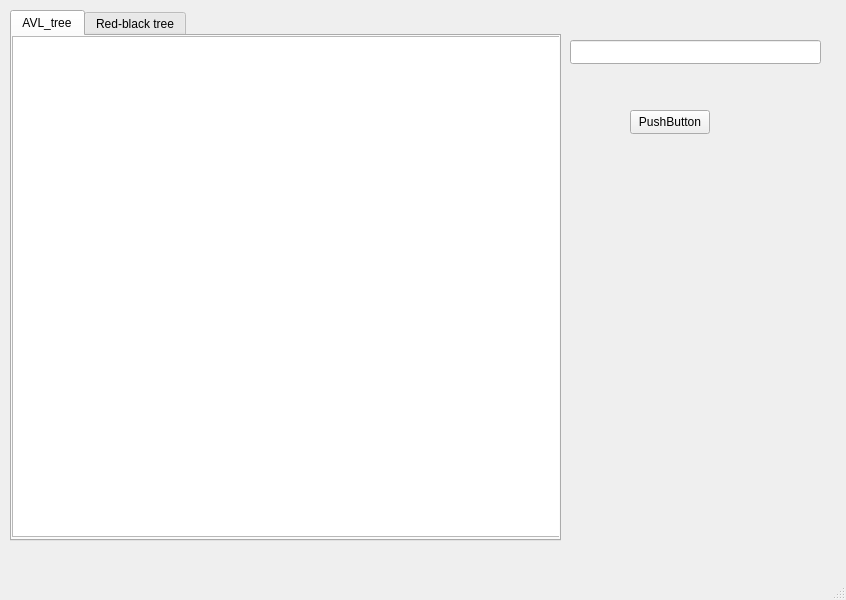
Old version of the form mainwindow.ui in the repository MrSior/TreeProject_Qt.
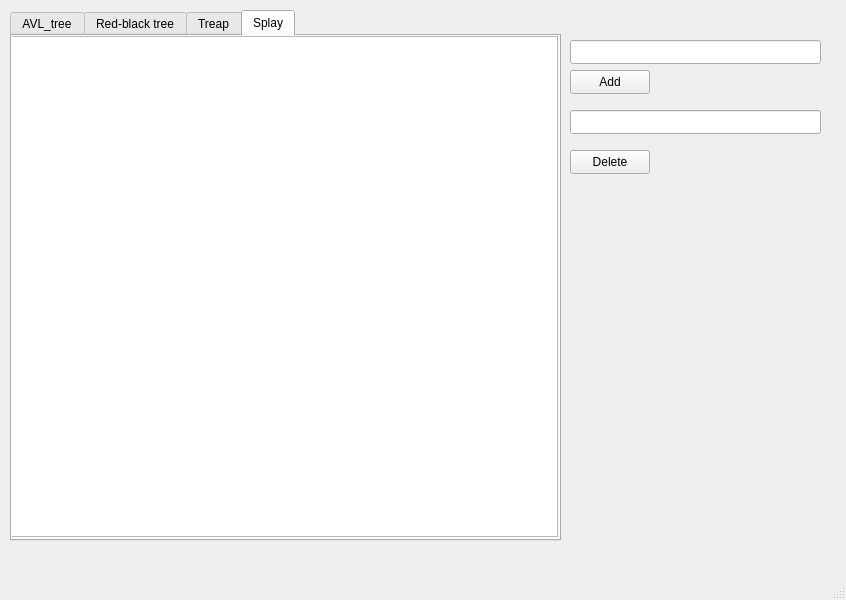
New version of the form.

The edit to the form file:
```diff
--- a/mainwindow.ui
+++ b/mainwindow.ui
@@ -27,7 +27,7 @@
      <enum>QTabWidget::Rounded</enum>
     </property>
     <property name="currentIndex">
-     <number>0</number>
+     <number>3</number>
     </property>
     <widget class="QWidget" name="Avl_tab">
      <attribute name="title">
@@ -48,6 +48,46 @@
      <attribute name="title">
       <string>Red-black tree</string>
      </attribute>
+     <widget class="QGraphicsView" name="RedBlack_graphicsView">
+      <property name="geometry">
+       <rect>
+        <x>-5</x>
+        <y>0</y>
+        <width>551</width>
+        <height>501</height>
+       </rect>
+      </property>
+     </widget>
+    </widget>
+    <widget class="QWidget" name="Treap_tab">
+     <attribute name="title">
+      <string>Treap</string>
+     </attribute>
+     <widget class="QGraphicsView" name="Treap_graphicsView">
+      <property name="geometry">
+       <rect>
+        <x>-5</x>
+        <y>0</y>
+        <width>551</width>
+        <height>501</height>
+       </rect>
+      </property>
+     </widget>
+    </widget>
+    <widget class="QWidget" name="Splay_tab">
+     <attribute name="title">
+      <string>Splay</string>
+     </attribute>
+     <widget class="QGraphicsView" name="Splay_graphicsView">
+      <property name="geometry">
+       <rect>
+        <x>-5</x>
+        <y>0</y>
+        <width>551</width>
+        <height>501</height>
+       </rect>
+      </property>
+     </widget>
     </widget>
    </widget>
    <widget class="QLineEdit" name="lineEdit">
@@ -63,14 +103,37 @@
    <widget class="QPushButton" name="AddElement">
     <property name="geometry">
      <rect>
-      <x>630</x>
+      <x>570</x>
+      <y>70</y>
+      <width>80</width>
+      <height>24</height>
+     </rect>
+    </property>
+    <property name="text">
+     <string>Add</string>
+    </property>
+   </widget>
+   <widget class="QLineEdit" name="lineEdit_2">
+    <property name="geometry">
+     <rect>
+      <x>570</x>
       <y>110</y>
+      <width>251</width>
+      <height>24</height>
+     </rect>
+    </property>
+   </widget>
+   <widget class="QPushButton" name="DeleteElement">
+    <property name="geometry">
+     <rect>
+      <x>570</x>
+      <y>150</y>
       <width>80</width>
       <height>24</height>
      </rect>
     </property>
     <property name="text">
-     <string>PushButton</string>
+     <string>Delete</string>
     </property>
    </widget>
   </widget>
```
